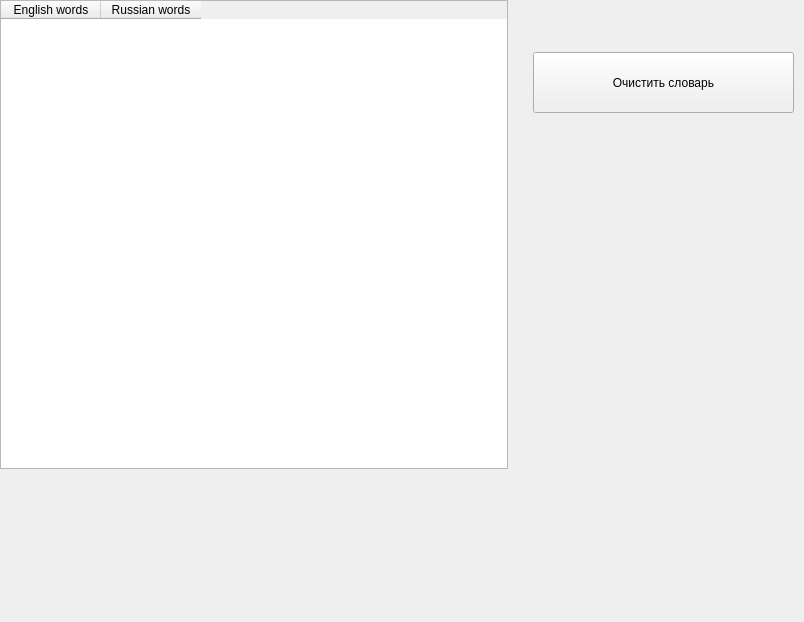
L8teD/PyQt5_project, file dict.ui: the form before one commit.
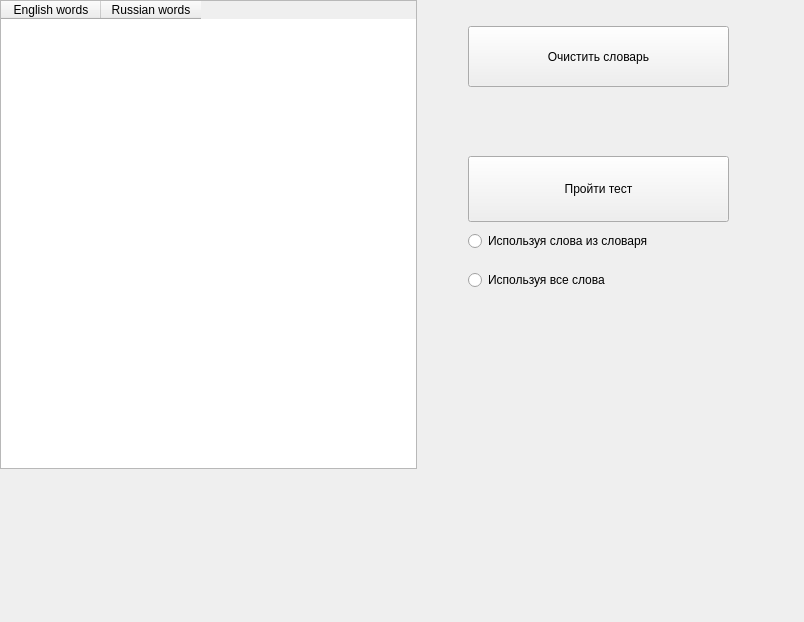
The form after the commit.

Patch:
```diff
--- a/dict.ui
+++ b/dict.ui
@@ -18,7 +18,7 @@
     <rect>
      <x>0</x>
      <y>0</y>
-     <width>508</width>
+     <width>417</width>
      <height>469</height>
     </rect>
    </property>
@@ -39,8 +39,8 @@
   <widget class="QPushButton" name="pushButton_dict">
    <property name="geometry">
     <rect>
-     <x>533</x>
-     <y>52</y>
+     <x>468</x>
+     <y>26</y>
      <width>261</width>
      <height>61</height>
     </rect>
@@ -49,6 +49,45 @@
     <string>Очистить словарь</string>
    </property>
   </widget>
+  <widget class="QPushButton" name="pushButton">
+   <property name="geometry">
+    <rect>
+     <x>468</x>
+     <y>156</y>
+     <width>261</width>
+     <height>66</height>
+    </rect>
+   </property>
+   <property name="text">
+    <string>Пройти тест</string>
+   </property>
+  </widget>
+  <widget class="QRadioButton" name="radioButton">
+   <property name="geometry">
+    <rect>
+     <x>468</x>
+     <y>221</y>
+     <width>222</width>
+     <height>40</height>
+    </rect>
+   </property>
+   <property name="text">
+    <string>Используя слова из словаря</string>
+   </property>
+  </widget>
+  <widget class="QRadioButton" name="radioButton_2">
+   <property name="geometry">
+    <rect>
+     <x>468</x>
+     <y>260</y>
+     <width>209</width>
+     <height>40</height>
+    </rect>
+   </property>
+   <property name="text">
+    <string>Используя все слова</string>
+   </property>
+  </widget>
  </widget>
  <resources/>
  <connections/>
```
